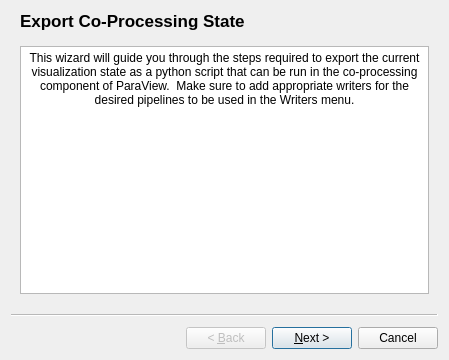
Above: Plugins/CoProcessingScriptGenerator/Resources/ExportStateWizard.ui from Kitware/ParaView before the change. Below: the same form after it.
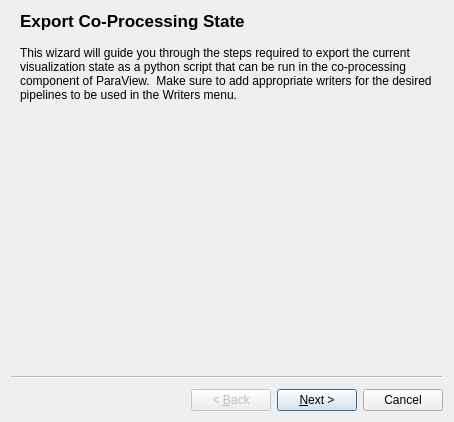
That is the form after the change. Custom widgets are drawn as their Qt base class.

Commit message:
Coprocessing plugin export state wizard improvements.
Better layout for the export state wizard as well as allowing double
clicking the simulation inputs and all inputs to remove/add them
in the second page of the wizard.

```diff
--- a/Plugins/CoProcessingScriptGenerator/Resources/ExportStateWizard.ui
+++ b/Plugins/CoProcessingScriptGenerator/Resources/ExportStateWizard.ui
@@ -6,14 +6,14 @@
    <rect>
     <x>0</x>
     <y>0</y>
-    <width>449</width>
-    <height>360</height>
+    <width>454</width>
+    <height>422</height>
    </rect>
   </property>
   <property name="minimumSize">
    <size>
-    <width>200</width>
-    <height>100</height>
+    <width>300</width>
+    <height>320</height>
    </size>
   </property>
   <property name="windowTitle">
@@ -28,28 +28,31 @@
    </attribute>
    <layout class="QGridLayout" name="gridLayout">
     <item row="0" column="0">
-     <widget class="QTextEdit" name="textEdit">
-      <property name="enabled">
-       <bool>true</bool>
+     <widget class="QLabel" name="label">
+      <property name="text">
+       <string>This wizard will guide you through the steps required to export the current visualization state as a python script that can be run in the co-processing component of ParaView.  Make sure to add appropriate writers for the desired pipelines to be used in the Writers menu.</string>
       </property>
-      <property name="undoRedoEnabled">
-       <bool>false</bool>
+      <property name="alignment">
+       <set>Qt::AlignLeading|Qt::AlignLeft|Qt::AlignTop</set>
       </property>
-      <property name="readOnly">
+      <property name="wordWrap">
        <bool>true</bool>
       </property>
-      <property name="html">
-       <string>&lt;!DOCTYPE HTML PUBLIC &quot;-//W3C//DTD HTML 4.0//EN&quot; &quot;http://www.w3.org/TR/REC-html40/strict.dtd&quot;&gt;
-&lt;html&gt;&lt;head&gt;&lt;meta name=&quot;qrichtext&quot; content=&quot;1&quot; /&gt;&lt;style type=&quot;text/css&quot;&gt;
-p, li { white-space: pre-wrap; }
-&lt;/style&gt;&lt;/head&gt;&lt;body style=&quot; font-family:'Sans Serif'; font-size:9pt; font-weight:400; font-style:normal;&quot;&gt;
-&lt;table border=&quot;0&quot; style=&quot;-qt-table-type: root; margin-top:4px; margin-bottom:4px; margin-left:4px; margin-right:4px;&quot;&gt;
-&lt;tr&gt;
-&lt;td style=&quot;border: none;&quot;&gt;
-&lt;p align=&quot;center&quot; style=&quot; margin-top:0px; margin-bottom:0px; margin-left:0px; margin-right:0px; -qt-block-indent:0; text-indent:0px;&quot;&gt;&lt;span style=&quot; font-family:'Helvetica';&quot;&gt;This wizard will guide you through the steps required to export the current visualization state as a python script that can be run in the co-processing component of ParaView.  Make sure to add appropriate writers for the desired pipelines to be used in the Writers menu.&lt;/span&gt;&lt;/p&gt;&lt;/td&gt;&lt;/tr&gt;&lt;/table&gt;&lt;/body&gt;&lt;/html&gt;</string>
-      </property>
      </widget>
     </item>
+    <item row="1" column="0">
+     <spacer name="verticalSpacer_2">
+      <property name="orientation">
+       <enum>Qt::Vertical</enum>
+      </property>
+      <property name="sizeHint" stdset="0">
+       <size>
+        <width>20</width>
+        <height>40</height>
+       </size>
+      </property>
+     </spacer>
+    </item>
    </layout>
   </widget>
   <widget class="pqCPExportStateWizardPage2" name="wizardPage2">
```
Left out of the diff: 108 changed lines with no effect on the pictures. Lines whose indentation alone changed are shown as unchanged. The commit also changes 2 other files.
